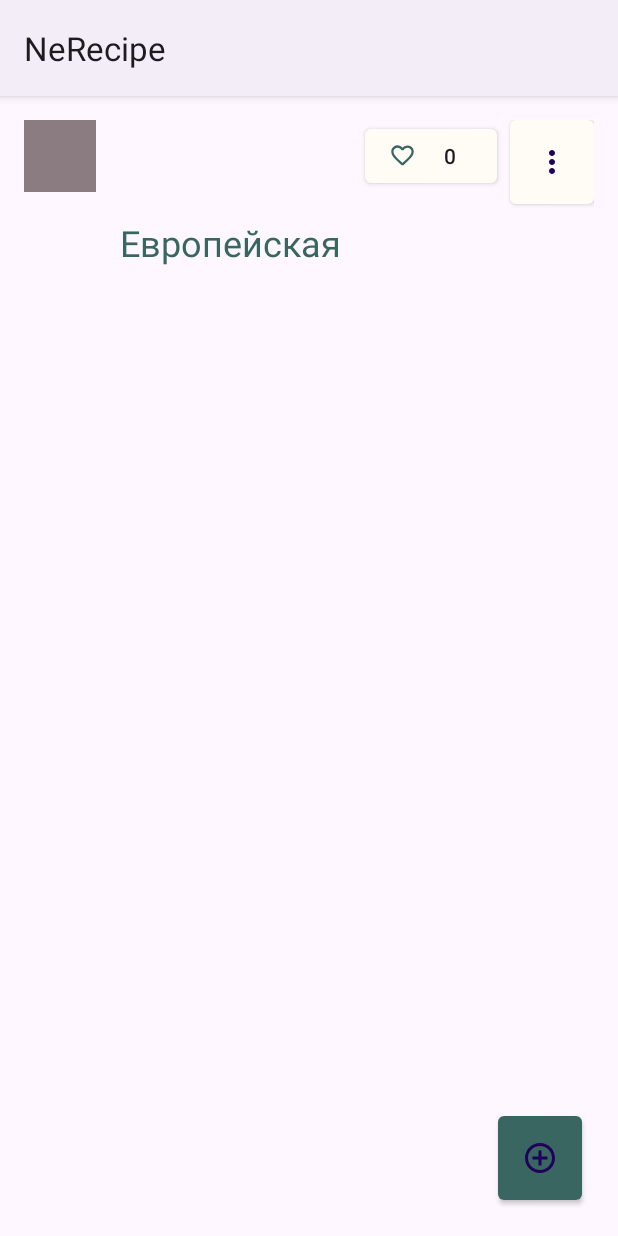
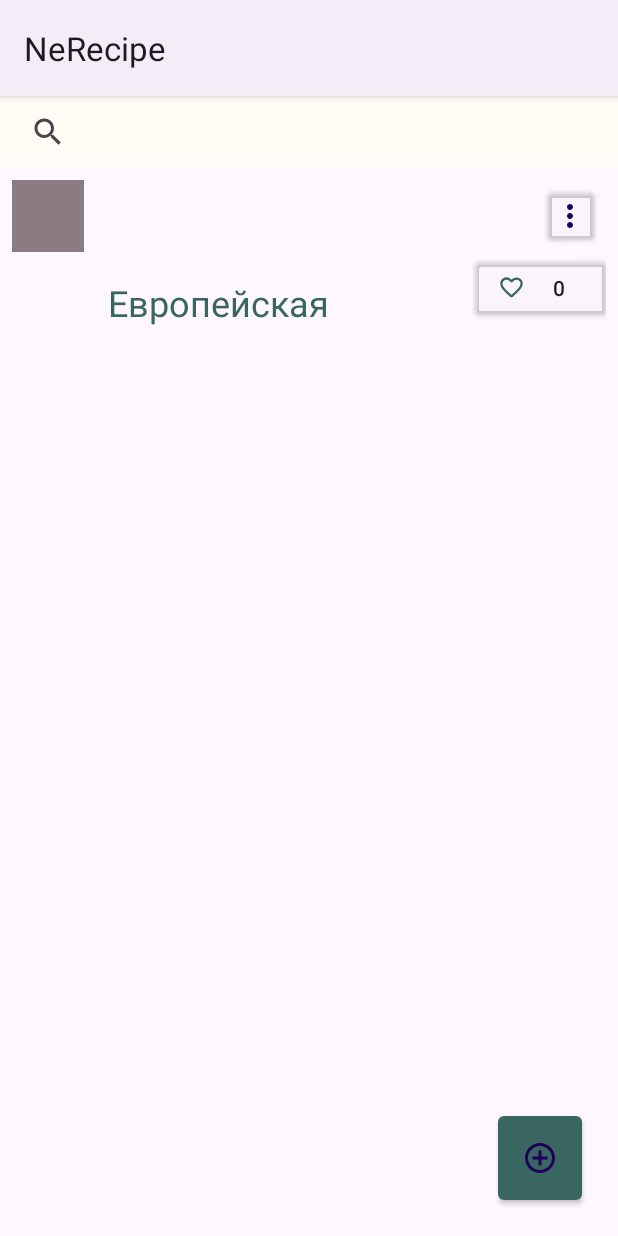
Before and after one commit to aloytech/nerecipe, an Android app: the EditRecipe screen opened through its navigation route, after a tap on "SAVE", on a phone screen of 412 x 824 dp. Run offline under Robolectric (Android 15) with nearby library versions, the phone set to English and light mode, and no system bars; our stand-ins replace Firebase (no records; nobody signed in at launch, a user with empty details on screens opened directly), Picasso; pictures from the network do not load; 2 statements that could not run were skipped.

Commit message:
Save new recipe (and edit recipe) to firebase implemented.
Add scroll for stages on edit fragment.
Filter imlemented on main view

```diff
--- a/app/src/main/java/ru/netology/nerecipe/FeedFragment.kt
+++ b/app/src/main/java/ru/netology/nerecipe/FeedFragment.kt
@@ -6,6 +6,7 @@ import android.os.Bundle
 import android.view.LayoutInflater
 import android.view.View
 import android.view.ViewGroup
+import androidx.appcompat.widget.SearchView
 import androidx.fragment.app.Fragment
 import androidx.fragment.app.viewModels
 import androidx.navigation.fragment.findNavController
@@ -82,8 +83,20 @@ class FeedFragment : Fragment() {
         }
 
         viewModel.data.observe(viewLifecycleOwner) { recipes ->
-            adapter.submitList(recipes)
+            adapter.modifyList(recipes)
         }
+        binding.recipeSearch.setOnQueryTextListener(object : SearchView.OnQueryTextListener {
+            override fun onQueryTextSubmit(query: String): Boolean {
+
+                return false
+            }
+
+            override fun onQueryTextChange(newText: String): Boolean {
+
+                (binding.recipeRecycler.adapter as RecipeAdapter).filter(newText)
+                return true
+            }
+        })
 
         return binding.root
     }
--- a/app/src/main/java/ru/netology/nerecipe/RecipeAdapter.kt
+++ b/app/src/main/java/ru/netology/nerecipe/RecipeAdapter.kt
@@ -2,14 +2,17 @@ package ru.netology.nerecipe
 
 import android.view.LayoutInflater
 import android.view.ViewGroup
+import android.widget.Filter
+import android.widget.Filterable
 import androidx.recyclerview.widget.ListAdapter
 import ru.netology.nerecipe.databinding.RecipeShortBinding
+import java.util.*
 
 class RecipeAdapter(
     private val onInteractionListener: OnInteractionListener,
     private val getByKey: GetByKey
 
-) : ListAdapter<Recipe, RecipeViewHolder>(RecipeDiffCallback()) {
+) : ListAdapter<Recipe, RecipeViewHolder>(RecipeDiffCallback()){
     override fun onCreateViewHolder(parent: ViewGroup, viewType: Int): RecipeViewHolder {
         val binding = RecipeShortBinding.inflate(LayoutInflater.from(parent.context), parent, false)
         return RecipeViewHolder(binding, onInteractionListener,getByKey)
@@ -19,4 +22,27 @@ class RecipeAdapter(
         val recipe = getItem(position)
         holder.bind(recipe)
     }
-}
+    var unfilteredList = listOf<Recipe>()
+    var mFilteredList: List<Recipe>? = null
+
+    fun modifyList(list : List<Recipe>) {
+        unfilteredList = list
+        submitList(list)
+    }
+
+    fun filter(query: CharSequence?) {
+        val list = mutableListOf<Recipe>()
+
+        // perform the data filtering
+        if(!query.isNullOrEmpty()) {
+            list.addAll(unfilteredList.filter {
+                it.name.lowercase(Locale.getDefault()).contains(query.toString()
+                    .lowercase(Locale.getDefault()))})
+        } else {
+            list.addAll(unfilteredList)
+        }
+
+        submitList(list)
+    }
+
+    }
--- a/app/src/main/java/ru/netology/nerecipe/RecipeRepositoryInMemoryImpl.kt
+++ b/app/src/main/java/ru/netology/nerecipe/RecipeRepositoryInMemoryImpl.kt
@@ -14,7 +14,7 @@ class RecipeRepositoryInMemoryImpl : RecipeRepository {
 
     private var users = emptyList<User>()
     private var categories = emptyList<Category>()
-    private var nextId = 3
+    private var nextId = 4
     private var recipes = emptyList<Recipe>()
     private val data = MutableLiveData(recipes)
 
@@ -49,6 +49,7 @@ class RecipeRepositoryInMemoryImpl : RecipeRepository {
                     Log.d("FIREBASE", "success get ${document.data}")
                     val recipeJson = Gson().toJson(document.data)
                     val recipe = Gson().fromJson(recipeJson, Recipe::class.java)
+                    if (recipe.id > nextId) nextId = recipe.id
 
                     recipes = listOf(recipe) + recipes
                     data.value = recipes
@@ -115,13 +116,18 @@ class RecipeRepositoryInMemoryImpl : RecipeRepository {
             return
         }
         recipes = recipes.map {
-            if (it.id != recipe.id) it else it.copy(
+            if (it.id != recipe.id) it else {
+                val db = Firebase.firestore
+                db.collection("recipes").document("${recipe.id}").set(recipe)
+                it.copy(
                     name = recipe.name,
                     categoryId = recipe.categoryId,
                     stages = recipe.stages,
                     stagesLink = recipe.stagesLink,
                     servingLink = recipe.servingLink
                 )
+
+            }
         }
         data.value = recipes
     }
--- a/app/src/main/res/layout/fragment_feed.xml
+++ b/app/src/main/res/layout/fragment_feed.xml
@@ -6,13 +6,23 @@
     android:layout_height="match_parent"
     tools:context=".FeedFragment">
 
+    <androidx.appcompat.widget.SearchView
+        android:id="@+id/recipe_search"
+        android:layout_width="match_parent"
+        android:layout_height="wrap_content"
+        android:background="@color/md_sys_color_background"
+        android:textCursorDrawable="@null"
+        app:iconifiedByDefault="false"
+        app:queryBackground="@null"
+        app:layout_constraintTop_toTopOf="parent"/>
+
     <androidx.recyclerview.widget.RecyclerView
         android:id="@+id/recipe_recycler"
         android:layout_width="match_parent"
         android:layout_height="0dp"
         app:layoutManager="androidx.recyclerview.widget.LinearLayoutManager"
         app:layout_constraintBottom_toBottomOf="parent"
-        app:layout_constraintTop_toTopOf="parent"
+        app:layout_constraintTop_toBottomOf="@id/recipe_search"
         app:layout_wrapBehaviorInParent="vertical_only"
         tools:listitem="@layout/recipe_short"
 
--- a/app/src/main/res/layout/recipe_short.xml
+++ b/app/src/main/res/layout/recipe_short.xml
@@ -4,7 +4,7 @@
     xmlns:tools="http://schemas.android.com/tools"
     android:layout_width="match_parent"
     android:layout_height="wrap_content"
-    android:padding="@dimen/common_spacing"
+    android:padding="@dimen/small_spacing"
     tools:context=".ShowRecipeShort">
 
 <androidx.constraintlayout.widget.Group
@@ -80,11 +80,13 @@
         android:layout_width="wrap_content"
         android:layout_height="wrap_content"
         android:contentDescription="@string/show_menu"
+        android:elevation="@dimen/common_spacing"
+        app:backgroundTint="@color/cardview_shadow_end_color"
         android:visibility="visible"
-        app:fabSize="mini"
         app:layout_constraintEnd_toEndOf="parent"
         app:layout_constraintTop_toTopOf="parent"
-        app:srcCompat="@drawable/ic_round_more_vert_24" />
+        android:src="@drawable/ic_round_more_vert_24"
+        />
 
 
 
@@ -95,14 +97,15 @@
         style="@style/Widget.AppTheme.LikeButton"
         android:layout_width="wrap_content"
         android:layout_height="wrap_content"
-        android:layout_marginTop="@dimen/small_spacing"
         android:checkable="true"
         android:contentDescription="@string/like_button"
         android:visibility="visible"
         app:icon="@drawable/ic_favorite_24dp"
-        app:layout_constraintStart_toEndOf="@id/serving_barrier"
+        app:layout_constraintTop_toBottomOf="@id/menu_button"
+        app:layout_constraintEnd_toEndOf="@id/menu_button"
         tools:checked="true"
-
+        android:ellipsize="end"
+        app:backgroundTint="@color/cardview_shadow_end_color"
         tools:text="@sample/recipes.json/recipes/likesCount" />
     <androidx.constraintlayout.widget.Barrier
         android:id="@+id/serving_barrier_bottom"
--- a/app/src/main/res/values/dimens.xml
+++ b/app/src/main/res/values/dimens.xml
@@ -1,7 +1,9 @@
 <resources>
     <dimen name="fab_margin">16dp</dimen>
+    <dimen name="fab_standard">32dp</dimen>
     <dimen name="common_spacing">16dp</dimen>
     <dimen name="small_spacing">8dp</dimen>
+    <dimen name="very_small_spacing">4dp</dimen>
     <dimen name="elevation">6dp</dimen>
     <dimen name="zero_pd">0dp</dimen>
     <dimen name="post_avatar_size">48dp</dimen>
--- a/app/src/main/res/values/themes.xml
+++ b/app/src/main/res/values/themes.xml
@@ -29,7 +29,8 @@
         <item name="iconTint">@color/md_sys_color_primary_dark</item>
     </style>
     <style name="Widget.AppTheme.MenuButton" parent="Widget.AppTheme.RepostButton">
-        <item name="maxWidth">@dimen/icon_button_min_size</item>
+        <item name="maxWidth">@dimen/fab_margin</item>
+        <item name="fabCustomSize">@dimen/fab_standard</item>
     </style>
     <style name="Widget.AppTheme.FAButton" parent="Widget.AppTheme.RepostButton">
         <item name="backgroundTint">@color/md_sys_color_tertiary</item>
```
Also changed, not shown: app/src/main/java/ru/netology/nerecipe/ShowRecipeFull.kt (+12 -10 lines), app/src/main/res/layout/recipe_edit.xml (+11 -3 lines), app/src/main/res/layout/recipe_full.xml (+12 -9 lines). Lines whose indentation alone changed are shown as unchanged.
